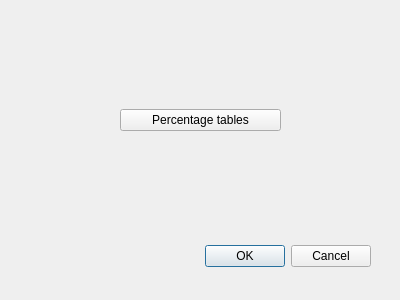
Before: the Qt Designer form untitled5/dialog.ui in Bot1noke/hseProjectQT-1, drawn with Qt 5.
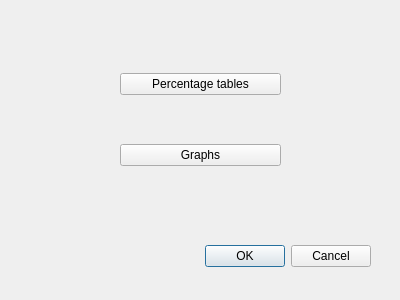
After: the same form once the commit is applied.

Commit message: Added new button and dialog window, also added graphs

Patch:
```diff
--- a/untitled5/dialog.ui
+++ b/untitled5/dialog.ui
@@ -46,6 +46,13 @@
       </property>
      </widget>
     </item>
+    <item>
+     <widget class="QPushButton" name="pushButton">
+      <property name="text">
+       <string>Graphs</string>
+      </property>
+     </widget>
+    </item>
    </layout>
   </widget>
  </widget>
```
The commit also changes 8351 other files.
